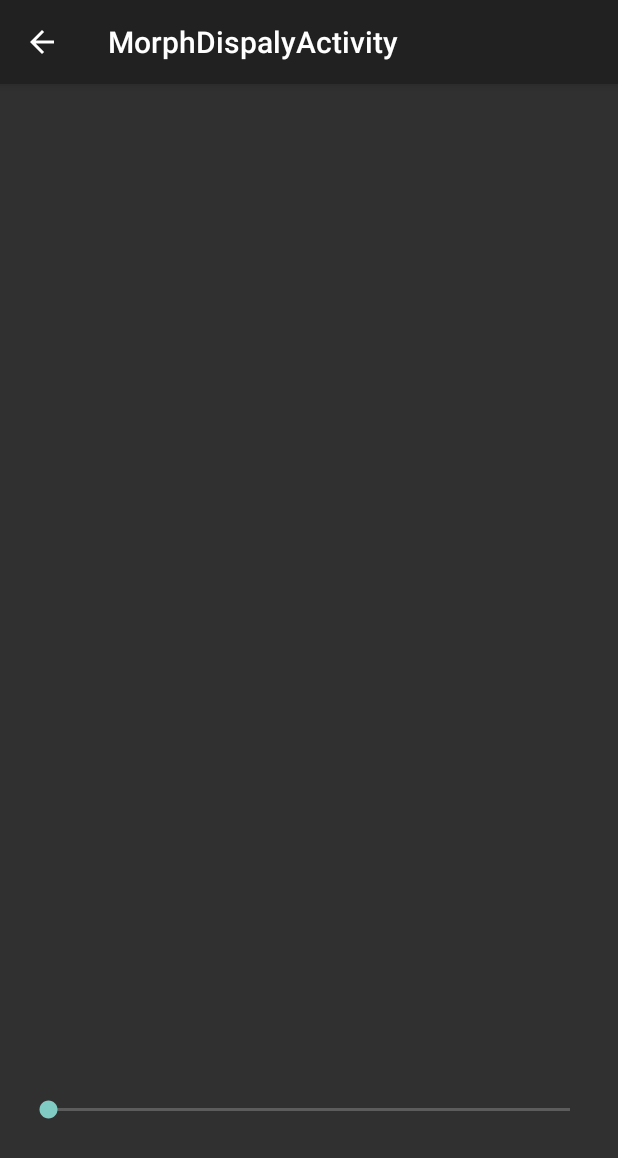
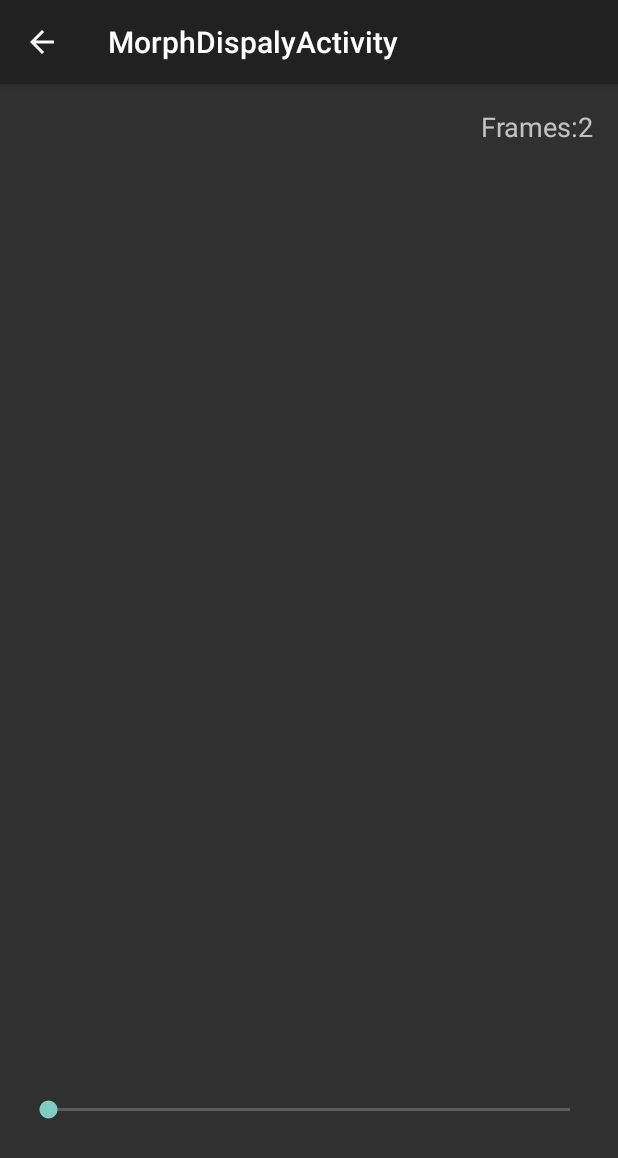
Before and after one commit to srepollock/ImageMorpherAndroid, an Android app: the MorphDisplayActivity screen opened directly, with no data from a screen before it, on a phone screen of 412 x 824 dp. Shown: the top 1158 px of the screen. Run offline under Robolectric (Android 15) with nearby library versions, the phone set to English and light mode, and no system bars.

```diff
--- a/app/src/main/AndroidManifest.xml
+++ b/app/src/main/AndroidManifest.xml
@@ -27,7 +27,7 @@
             </intent-filter>
         </activity>
         <activity
-            android:name=".MorphDispalyActivity"
+            android:name=".MorphDisplayActivity"
             android:label="@string/title_activity_morph_dispaly"
             android:parentActivityName=".MainActivity"
             android:theme="@style/AppTheme">
--- a/app/src/main/java/ca/spollock/morphing/MorphDispalyActivity.java
+++ b/app/src/main/java/ca/spollock/morphing/MorphDisplayActivity.java
@@ -6,8 +6,11 @@ import android.support.design.widget.Snackbar;
 import android.support.v7.app.AppCompatActivity;
 import android.support.v7.widget.Toolbar;
 import android.view.View;
+import android.widget.TextView;
 
-public class MorphDispalyActivity extends AppCompatActivity {
+public class MorphDisplayActivity extends AppCompatActivity {
+
+    private int totalFrames;
 
     @Override
     protected void onCreate(Bundle savedInstanceState) {
@@ -15,16 +18,13 @@ public class MorphDispalyActivity extends AppCompatActivity {
         setContentView(R.layout.activity_morph_dispaly);
         Toolbar toolbar = (Toolbar) findViewById(R.id.toolbar);
         setSupportActionBar(toolbar);
+        getSupportActionBar().setDisplayHomeAsUpEnabled(true);
 
-//        FloatingActionButton fab = (FloatingActionButton) findViewById(R.id.fab);
-//        fab.setOnClickListener(new View.OnClickListener() {
-//            @Override
-//            public void onClick(View view) {
-//                Snackbar.make(view, "Replace with your own action", Snackbar.LENGTH_LONG)
-//                        .setAction("Action", null).show();
-//            }
-//        });
-        getSupportActionBar().setDisplayHomeAsUpEnabled(true);
+        totalFrames = getIntent().getIntExtra(getString(R.string.extra_frames), 1); // default of 1 frame,
+        totalFrames++; // accounting for the final image, there needs to be one more
+        TextView framesDisplay = (TextView)findViewById(R.id.frameDisplayText);
+        framesDisplay.setText(getString(R.string.text_frames) + totalFrames);
     }
 
+
 }
--- a/app/src/main/res/layout/activity_morph_dispaly.xml
+++ b/app/src/main/res/layout/activity_morph_dispaly.xml
@@ -5,7 +5,7 @@
     android:layout_width="match_parent"
     android:layout_height="match_parent"
     android:fitsSystemWindows="true"
-    tools:context="ca.spollock.morphing.MorphDispalyActivity">
+    tools:context=".MorphDisplayActivity">
 
     <android.support.design.widget.AppBarLayout
         android:layout_width="match_parent"
@@ -23,14 +23,4 @@
 
     <include layout="@layout/content_morph_dispaly" />
 
-    <!--
-    <android.support.design.widget.FloatingActionButton
-        android:id="@+id/fab"
-        android:layout_width="wrap_content"
-        android:layout_height="wrap_content"
-        android:layout_gravity="bottom|end"
-        android:layout_margin="@dimen/fab_margin"
-        android:src="@android:drawable/ic_dialog_email" />
-    -->
-
 </android.support.design.widget.CoordinatorLayout>
--- a/app/src/main/res/layout/content_morph_dispaly.xml
+++ b/app/src/main/res/layout/content_morph_dispaly.xml
@@ -9,7 +9,7 @@
     android:paddingRight="@dimen/activity_horizontal_margin"
     android:paddingTop="@dimen/activity_vertical_margin"
     app:layout_behavior="@string/appbar_scrolling_view_behavior"
-    tools:context="ca.spollock.morphing.MorphDispalyActivity"
+    tools:context=".MorphDisplayActivity"
     tools:showIn="@layout/activity_morph_dispaly">
 
     <SeekBar
@@ -23,4 +23,13 @@
         android:layout_alignParentStart="false"
         android:layout_alignParentLeft="true"
         android:layout_alignParentRight="true" />
+
+    <TextView
+        android:layout_width="wrap_content"
+        android:layout_height="wrap_content"
+        android:textAppearance="?android:attr/textAppearanceMedium"
+        android:id="@+id/frameDisplayText"
+        android:layout_alignParentTop="true"
+        android:layout_alignParentEnd="true"
+        android:editable="true" />
 </RelativeLayout>
--- a/app/src/main/res/menu/activity_main_drawer.xml
+++ b/app/src/main/res/menu/activity_main_drawer.xml
@@ -10,10 +10,6 @@
             android:id="@+id/action_gallery"
             android:icon="@drawable/ic_menu_gallery"
             android:title="@string/action_import" />
-        <item
-            android:id="@+id/action_manage"
-            android:icon="@drawable/ic_menu_manage"
-            android:title="@string/action_tools" />
     </group>
 
     <item android:title="@string/menu_session">
--- a/app/src/main/res/values/strings.xml
+++ b/app/src/main/res/values/strings.xml
@@ -22,8 +22,10 @@
     <string name="dialog_done">Done</string>
     <string name="dialog_first">First image</string>
     <string name="dialog_second">Second image</string>
+    <string name="dialog_cancel">Cancel</string>
 
     <string name="title_activity_picture">Picture</string>
+    <string name="title_enter_frames">Enter number of frames</string>
 
     <string name="navigation_drawer_open">Open navigation drawer</string>
     <string name="navigation_drawer_close">Close navigation drawer</string>
@@ -32,4 +34,8 @@
     <string name="menu_drawing">Drawing</string>
     <string name="menu_morphing">Morphing Images</string>
     <string name="title_activity_morph_dispaly">MorphDispalyActivity</string>
+
+    <string name="extra_frames">extra_frames</string>
+
+    <string name="text_frames">Frames: </string>
 </resources>
```
Also changed, not shown: app/src/main/java/ca/spollock/morphing/MainActivity.java (+37 -11 lines).
